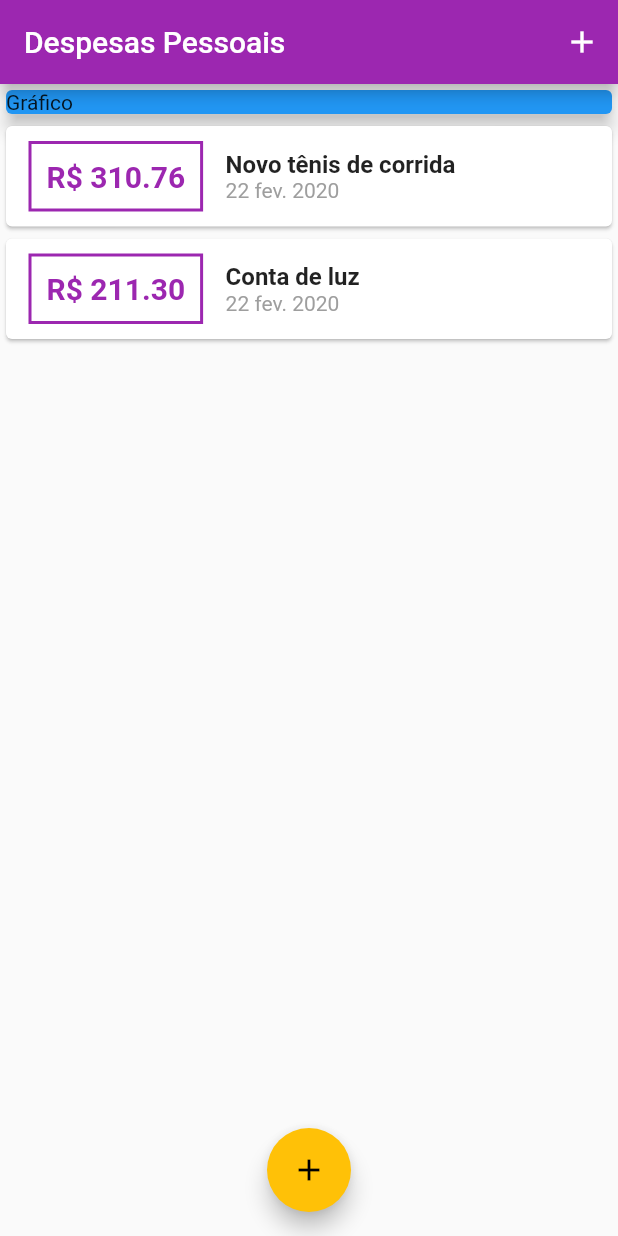
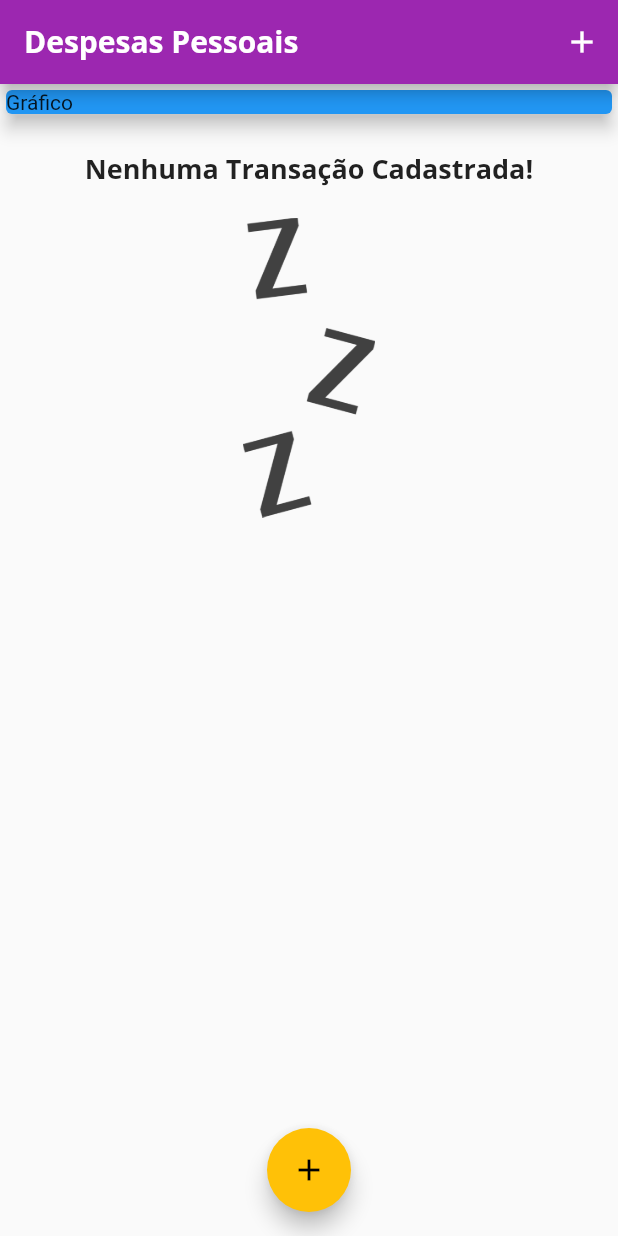
Before and after one commit to AdeilsonESilva/coder-dart, a Flutter app: the screen it shows after launch, on a phone screen of 412 x 824 dp. Run offline on Flutter 3.47's test engine with Material 2 defaults, Android fonts, the phone set to English and light mode, and no system bars.

Commit message:
- Adicionando fonts - Adicionando imagem para placeholder caso não tenha transações

```diff
--- a/lib/components/transaction_list.dart
+++ b/lib/components/transaction_list.dart
@@ -11,7 +11,25 @@ class TransactionList extends StatelessWidget {
   Widget build(BuildContext context) {
     return Container(
       height: 300,
-      child: ListView.builder(
+      child: transactions.isEmpty
+          ? Column(
+              children: <Widget>[
+                SizedBox(height: 20),
+                Text(
+                  'Nenhuma Transação Cadastrada!',
+                  style: Theme.of(context).textTheme.title,
+                ),
+                SizedBox(height: 20),
+                Container(
+                  height: 200,
+                  child: Image.asset(
+                    'assets/images/waiting.png',
+                    fit: BoxFit.cover,
+                  ),
+                ),
+              ],
+            )
+          : ListView.builder(
               itemCount: transactions.length,
               itemBuilder: (context, index) {
                 final transaction = transactions[index];
@@ -43,15 +61,15 @@ class TransactionList extends StatelessWidget {
                       Column(
                         crossAxisAlignment: CrossAxisAlignment.start,
                         children: <Widget>[
+                          Text(transaction.title,
+                              // style: TextStyle(
+                              //   fontSize: 16,
+                              //   fontWeight: FontWeight.bold,
+                              // ),
+                              style: Theme.of(context).textTheme.title),
                           Text(
-                      transaction.title,
-                      style: TextStyle(
-                        fontSize: 16,
-                        fontWeight: FontWeight.bold,
-                      ),
-                    ),
-                    Text(
-                      DateFormat('d MMM y', 'pt_BR').format(transaction.date),
+                            DateFormat('d MMM y', 'pt_BR')
+                                .format(transaction.date),
                             style: TextStyle(
                               color: Colors.grey,
                             ),
--- a/lib/main.dart
+++ b/lib/main.dart
@@ -21,6 +21,21 @@ class ExpensesApp extends StatelessWidget {
       theme: ThemeData(
         primarySwatch: Colors.purple,
         accentColor: Colors.amber,
+        fontFamily: 'Quicksand',
+        textTheme: ThemeData.light().textTheme.copyWith(
+              title: TextStyle(
+                  fontFamily: 'OpenSans',
+                  fontSize: 18,
+                  fontWeight: FontWeight.bold),
+            ),
+        appBarTheme: AppBarTheme(
+          textTheme: ThemeData.light().textTheme.copyWith(
+                title: TextStyle(
+                    fontFamily: 'OpenSans',
+                    fontSize: 20,
+                    fontWeight: FontWeight.bold),
+              ),
+        ),
       ),
     );
   }
@@ -32,19 +47,19 @@ class MyHomePage extends StatefulWidget {
 }
 
 class _MyHomePageState extends State<MyHomePage> {
-  final _transactions = [
-    Transaction(
-      id: 't1',
-      title: 'Novo tênis de corrida',
-      value: 310.76,
-      date: DateTime.now(),
-    ),
-    Transaction(
-      id: 't2',
-      title: 'Conta de luz',
-      value: 211.30,
-      date: DateTime.now(),
-    ),
+  final List<Transaction> _transactions = [
+    // Transaction(
+    //   id: 't1',
+    //   title: 'Novo tênis de corrida',
+    //   value: 310.76,
+    //   date: DateTime.now(),
+    // ),
+    // Transaction(
+    //   id: 't2',
+    //   title: 'Conta de luz',
+    //   value: 211.30,
+    //   date: DateTime.now(),
+    // ),
     // Transaction(
     //   id: 't3',
     //   title: 'Conta de luz',
```
Also changed, not shown: pubspec.yaml (+13 -8 lines), assets/fonts/OpenSans-Bold.ttf (added), assets/fonts/OpenSans-Regular.ttf (added), assets/fonts/Quicksand-Bold.ttf (added), assets/fonts/Quicksand-Light.ttf (added), assets/fonts/Quicksand-Medium.ttf (added), assets/fonts/Quicksand-Regular.ttf (added), assets/images/waiting.png (added). Lines whose indentation alone changed are shown as unchanged.
